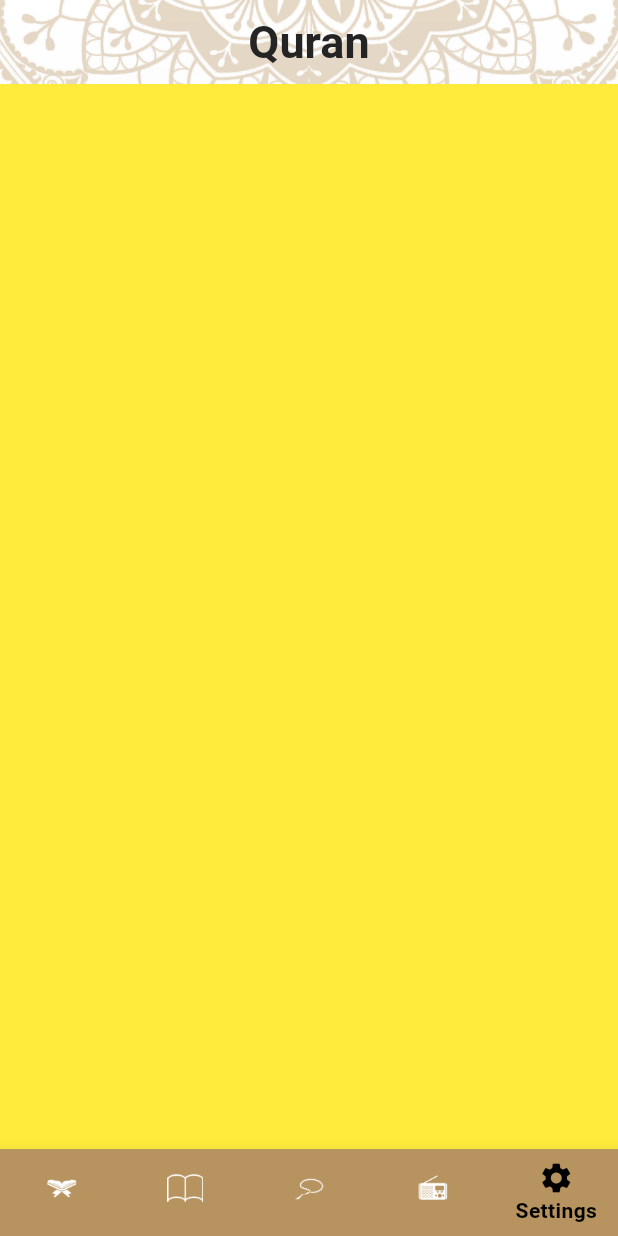
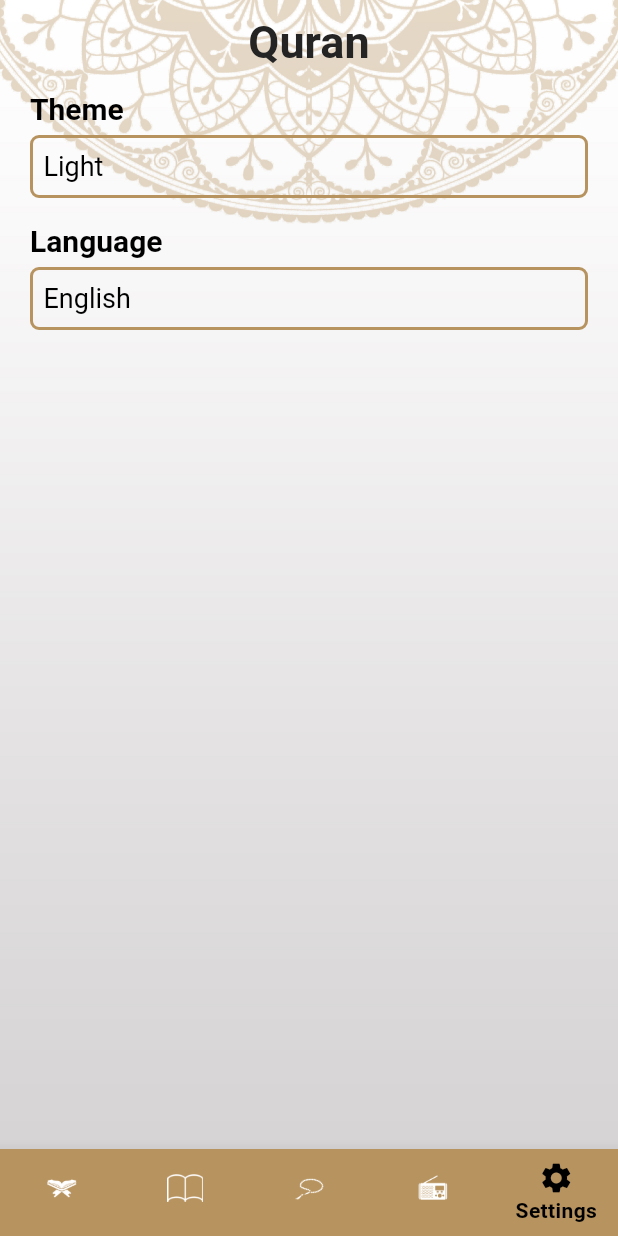
Before and after one commit to AlaaKhairy0/quran_app, a Flutter app: the screen it shows after launch, item 5 of the bottom bar chosen, on a phone screen of 412 x 824 dp. Run offline on Flutter 3.47's test engine with Material 3 defaults, Android fonts, the phone set to English and light mode, and no system bars.

Commit message:
+ settings tap ui

```diff
--- a/lib/config/theme/my_theme.dart
+++ b/lib/config/theme/my_theme.dart
@@ -17,6 +17,21 @@ class MyTheme {
       primaryColor: ColorsManager.goldenColor,
       scaffoldBackgroundColor: Colors.transparent,
       textTheme: const TextTheme(
+          bodyLarge: TextStyle(
+            color: Colors.white,
+            fontSize: 22,
+            fontWeight: FontWeight.w500,
+          ),
+          headlineSmall: TextStyle(
+            color: Colors.black,
+            fontSize: 18,
+            fontWeight: FontWeight.w400,
+          ),
+          headlineMedium: TextStyle(
+            fontSize: 20,
+            color: Colors.black,
+            fontWeight: FontWeight.w600,
+          ),
           labelSmall: TextStyle(
             fontSize: 22,
             color: Colors.black,
@@ -24,7 +39,10 @@ class MyTheme {
             letterSpacing: 0,
           ),
           bodyMedium: TextStyle(
-              color: Colors.white, fontSize: 20, fontWeight: FontWeight.w600),
+            color: Colors.white,
+            fontSize: 20,
+            fontWeight: FontWeight.w600,
+          ),
           labelMedium: TextStyle(
             fontSize: 22,
             fontWeight: FontWeight.w500,
--- a/lib/presentation/screens/home/tabs/settings_tab/settings_tab.dart
+++ b/lib/presentation/screens/home/tabs/settings_tab/settings_tab.dart
@@ -1,12 +1,98 @@
 import 'package:flutter/material.dart';
+import 'package:quran_app/presentation/screens/home/tabs/settings_tab/widgets/language_bottom_sheet.dart';
+import 'package:quran_app/presentation/screens/home/tabs/settings_tab/widgets/theme_bottom_sheet.dart';
 
 class SettingsTab extends StatelessWidget {
   const SettingsTab({super.key});
 
   @override
   Widget build(BuildContext context) {
-    return Container(
-      color: Colors.yellow,
+    return Padding(
+      padding: const EdgeInsets.symmetric(horizontal: 20),
+      child: Column(
+        crossAxisAlignment: CrossAxisAlignment.stretch,
+        children: [
+          Padding(
+            padding: const EdgeInsets.symmetric(
+              vertical: 4,
+            ),
+            child: Text(
+              'Theme',
+              style: Theme.of(context).textTheme.headlineMedium,
+            ),
+          ),
+          InkWell(
+            onTap: () {
+              showThemeBottomSheet(context);
+            },
+            child: Container(
+              padding: EdgeInsets.all(7),
+              child: Text(
+                'Light',
+                style: Theme.of(context).textTheme.headlineSmall,
+              ),
+              decoration: BoxDecoration(
+                borderRadius: BorderRadius.circular(6),
+                border: Border.all(
+                  color: Theme.of(context).primaryColor,
+                  width: 2,
+                ),
+              ),
+            ),
+          ),
+          const SizedBox(
+            height: 12,
+          ),
+          Padding(
+            padding: const EdgeInsets.symmetric(
+              vertical: 4,
+            ),
+            child: Text(
+              'Language',
+              style: Theme.of(context).textTheme.headlineMedium,
+            ),
+          ),
+          InkWell(
+            onTap: () {
+              showLanguageBottomSheet(context);
+            },
+            child: Container(
+              padding: const EdgeInsets.all(7),
+              child: Text(
+                'English',
+                style: Theme.of(context).textTheme.headlineSmall,
+              ),
+              decoration: BoxDecoration(
+                borderRadius: BorderRadius.circular(6),
+                border: Border.all(
+                  color: Theme.of(context).primaryColor,
+                  width: 2,
+                ),
+              ),
+            ),
+          ),
+        ],
+      ),
+    );
+  }
+
+  void showThemeBottomSheet(BuildContext context) {
+    showModalBottomSheet(
+      backgroundColor: Colors.transparent,
+      context: context,
+      builder: (context) {
+        return ThemeBottomSheetWidget();
+      },
+    );
+  }
+
+  void showLanguageBottomSheet(BuildContext context) {
+    showModalBottomSheet(
+      backgroundColor: Colors.transparent,
+      context: context,
+      builder: (context) {
+        return LanguageBottomSheetWidget();
+      },
     );
   }
 }
```
Also changed, not shown: lib/presentation/screens/home/tabs/settings_tab/widgets/language_bottom_sheet.dart (added, +62 -0 lines), lib/presentation/screens/home/tabs/settings_tab/widgets/theme_bottom_sheet.dart (added, +61 -0 lines).
